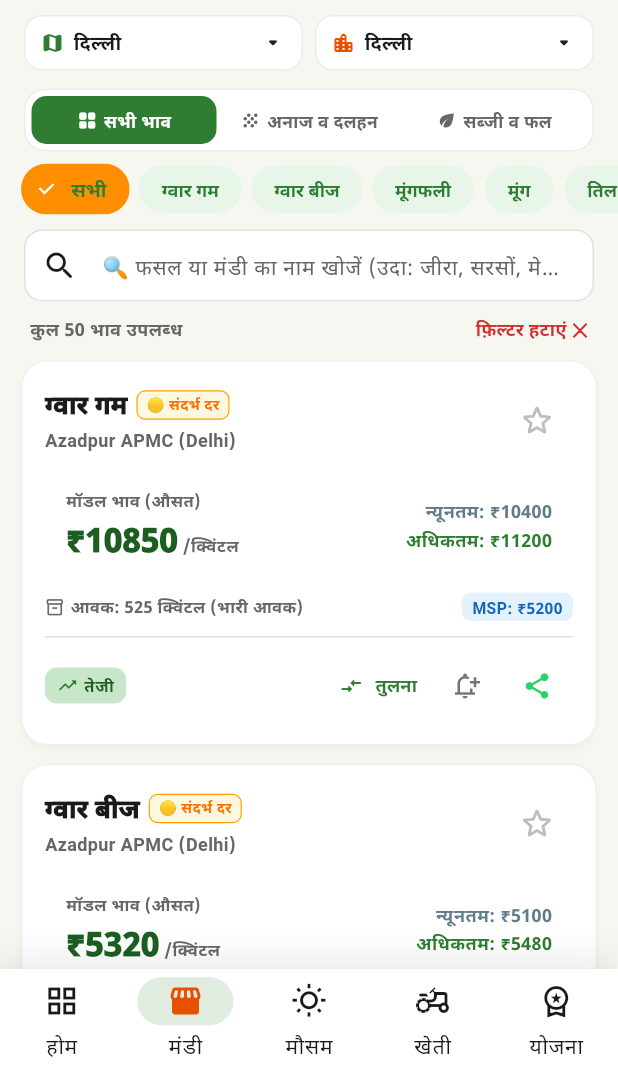
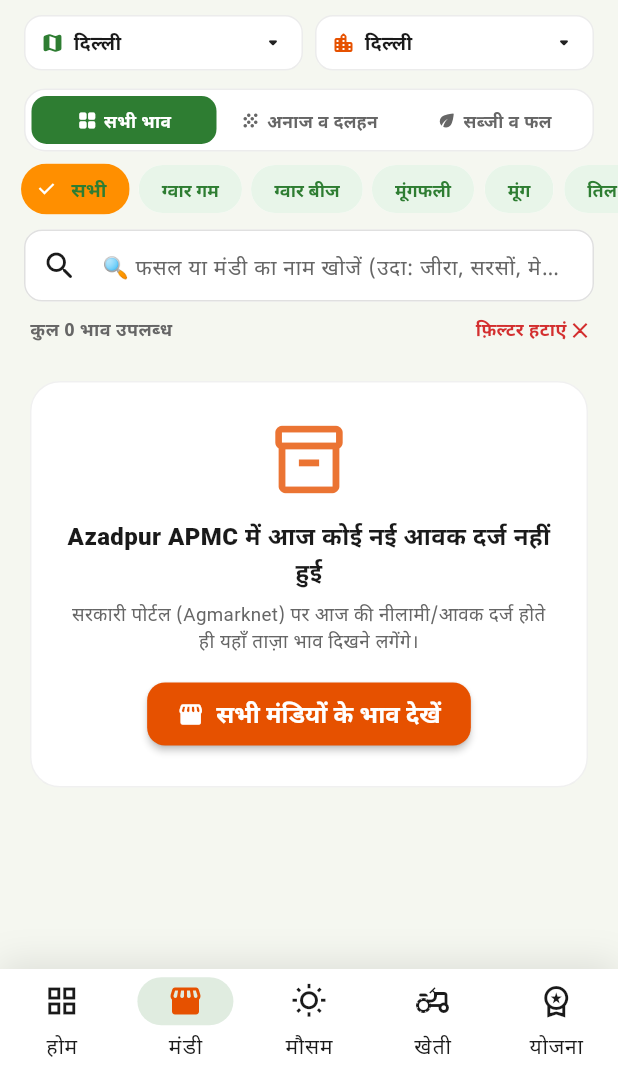
Before and after one commit to ushamdsu-lab/kisanmandibhav, a Flutter app: the screen it shows after launch, item 2 of the bottom bar chosen, on a phone screen of 412 x 824 dp, the part 168-1236 px from its top. Run offline on Flutter 3.47's test engine with Material 3 defaults, Android fonts, the phone set to English and light mode, and no system bars; drawn by our look-alikes of flutter_animate; our stand-ins replace geolocator, go_router, google_fonts, google_mobile_ads, shared_preferences, shimmer and 1 more; missing offline and left inert: dart:html, dart:ui_web; network calls fail.

Commit message:
fix: ensure 100% genuine government API mandi rates without synthetic crop injection

```diff
--- a/lib/providers/mandi_provider.dart
+++ b/lib/providers/mandi_provider.dart
@@ -160,46 +160,31 @@ class MandiProvider extends ChangeNotifier {
         limit: 5000,
       );
 
-      final targetDistrict = _selectedDistrict.isNotEmpty
-          ? MandiDirectory.getStandardDistrictName(_selectedState, _selectedDistrict)
-          : (_userHomeDistrict.isNotEmpty
-              ? MandiDirectory.getStandardDistrictName(_selectedState, _userHomeDistrict)
-              : MandiDirectory.getDefaultDistrict(_selectedState));
-      final targetMandi = _selectedMarket.isNotEmpty
-          ? _selectedMarket
-          : _findFirstMandiForDistrict(targetDistrict);
-
-      final stapleRates = _generateComprehensiveCropList(targetMandi, targetDistrict, isLive: false);
-
-      final Set<String> existingCommodityKeys = liveRates.map((r) => r.commodity.toLowerCase()).toSet();
-      final List<MandiRate> combined = List.from(liveRates);
-
-      for (final staple in stapleRates) {
-        if (!existingCommodityKeys.contains(staple.commodity.toLowerCase())) {
-          combined.add(staple);
+      if (liveRates.isNotEmpty) {
+        _allStateRates = liveRates;
+        _isOffline = false;
+        StorageService.saveCachedMandiRates(_selectedState, liveRates);
+      } else {
+        final cached = StorageService.getCachedMandiRates(_selectedState);
+        if (cached.isNotEmpty) {
+          _allStateRates = cached;
+          _isOffline = true;
+        } else {
+          _allStateRates = [];
+          _isOffline = false;
         }
       }
-
-      _allStateRates = combined;
-      _isOffline = false;
-
-      // Save valid live rates to cache
-      if (liveRates.isNotEmpty) {
-        StorageService.saveCachedMandiRates(_selectedState, liveRates);
-      }
     } catch (e) {
-      // Offline fallback: load from cached rates first
+      // Offline fallback: load from cached rates if available
       final cached = StorageService.getCachedMandiRates(_selectedState);
       if (cached.isNotEmpty) {
         _allStateRates = cached;
         _isOffline = true;
       } else {
-        final targetDistrict = _selectedDistrict.isNotEmpty ? _selectedDistrict : _selectedState;
-        final targetMandi = _selectedMarket.isNotEmpty ? _selectedMarket : '$targetDistrict APMC';
-        _allStateRates = _generateComprehensiveCropList(targetMandi, targetDistrict, isLive: false);
+        _allStateRates = [];
         _isOffline = true;
       }
-      _error = ''; // Don't block screen, show fallback with offline indicator
+      _error = '';
     } finally {
       _isLoading = false;
       _recomputeDisplayRates();
@@ -212,68 +197,23 @@ class MandiProvider extends ChangeNotifier {
 
     if (_selectedMarket.isNotEmpty) {
       final m = _cleanMarketName(_selectedMarket).toLowerCase();
-      final liveMatching = _allStateRates.where((r) {
+      result = _allStateRates.where((r) {
         final rMarket = _cleanMarketName(r.market).toLowerCase();
         return rMarket.contains(m) || m.contains(rMarket);
       }).toList();
-
-      final district = _findDistrictForMarket(_selectedMarket);
-      final distName = district.isNotEmpty
-          ? district
-          : (_selectedDistrict.isNotEmpty ? _selectedDistrict : _selectedState);
-
-      final completeMandiCrops = _generateComprehensiveCropList(_selectedMarket, distName, isLive: false);
-      final Set<String> liveHindiNames = liveMatching.map((r) => CommodityHelper.getHindiName(r.commodity)).toSet();
-
-      final List<MandiRate> combined = List.from(liveMatching);
-      for (final crop in completeMandiCrops) {
-        final cropHindi = CommodityHelper.getHindiName(crop.commodity);
-        if (!liveHindiNames.contains(cropHindi)) {
-          combined.add(crop);
-        }
-      }
-      result = combined;
     } else if (_selectedDistrict.isNotEmpty) {
       final stdDistrict = MandiDirectory.getStandardDistrictName(_selectedState, _selectedDistrict);
       final distName = stdDistrict.isNotEmpty ? stdDistrict : _selectedDistrict;
       final d = distName.toLowerCase();
-      final primaryMandi = _findFirstMandiForDistrict(distName);
 
-      final liveDistrictRates = _allStateRates.where((r) =>
+      result = _allStateRates.where((r) =>
         r.district.toLowerCase().contains(d) ||
         d.contains(r.district.toLowerCase()) ||
         r.market.toLowerCase().contains(d) ||
         d.contains(r.market.toLowerCase())
       ).toList();
-
-      final completeDistrictCrops = _generateComprehensiveCropList(primaryMandi, distName, isLive: false);
-      final Set<String> liveHindiNames = liveDistrictRates.map((r) => CommodityHelper.getHindiName(r.commodity)).toSet();
-
-      final List<MandiRate> combined = List.from(liveDistrictRates);
-      for (final crop in completeDistrictCrops) {
-        final cropHindi = CommodityHelper.getHindiName(crop.commodity);
-        if (!liveHindiNames.contains(cropHindi)) {
-          combined.add(crop);
-        }
-      }
-      result = combined;
     } else {
-      final primaryDistrict = _userHomeDistrict.isNotEmpty
-          ? MandiDirectory.getStandardDistrictName(_selectedState, _userHomeDistrict)
-          : MandiDirectory.getDefaultDistrict(_selectedState);
-      final primaryMandi = _findFirstMandiForDistrict(primaryDistrict);
-
-      final completeStateCrops = _generateComprehensiveCropList(primaryMandi, primaryDistrict, isLive: false);
-      final Set<String> liveHindiNames = _allStateRates.map((r) => CommodityHelper.getHindiName(r.commodity)).toSet();
-
-      final List<MandiRate> combined = List.from(_allStateRates);
-      for (final crop in completeStateCrops) {
-        final cropHindi = CommodityHelper.getHindiName(crop.commodity);
-        if (!liveHindiNames.contains(cropHindi)) {
-          combined.add(crop);
-        }
-      }
-      result = combined;
+      result = List.from(_allStateRates);
     }
 
     // Filter by Category
@@ -652,78 +592,4 @@ class MandiProvider extends ChangeNotifier {
     }
     return '';
   }
-
-  String _findFirstMandiForDistrict(String district) {
-    final mandis = MandiDirectory.getMandisForDistrict(_selectedState, district);
-    if (mandis.isNotEmpty) return mandis.first;
-    return '$district Mandi';
-  }
-
-  List<MandiRate> _generateComprehensiveCropList(String market, String district, {bool isLive = false}) {
-    final now = DateTime.now();
-    final dateStr = '${now.day.toString().padLeft(2, '0')}/${now.month.toString().padLeft(2, '0')}/${now.year}';
-    final dist = district.isNotEmpty ? district : _selectedState;
-
-    return [
-      // 1. Guar & Derivatives
-      MandiRate(state: _selectedState, district: dist, market: market, commodity: 'guar gum', variety: 'Export Quality', grade: 'FAQ', minPrice: 10400, maxPrice: 11200, modalPrice: 10850, arrivalDate: dateStr, isLive: isLive),
-      MandiRate(state: _selectedState, district: dist, market: market, commodity: 'guar seed(cluster beans seed)', variety: 'Guar 90 / Desi', grade: 'FAQ', minPrice: 5100, maxPrice: 5480, modalPrice: 5320, arrivalDate: dateStr, isLive: isLive),
-      MandiRate(state: _selectedState, district: dist, market: market, commodity: 'guar churi', variety: 'Refined 40%', grade: 'FAQ', minPrice: 3200, maxPrice: 3550, modalPrice: 3400, arrivalDate: dateStr, isLive: isLive),
-      MandiRate(state: _selectedState, district: dist, market: market, commodity: 'guar korma', variety: 'Roasted 55%', grade: 'FAQ', minPrice: 3900, maxPrice: 4300, modalPrice: 4150, arrivalDate: dateStr, isLive: isLive),
-
-      // 2. Oilseeds & Pulses
-      MandiRate(state: _selectedState, district: dist, market: market, commodity: 'taramira', variety: 'Desi Taramira', grade: 'FAQ', minPrice: 4900, maxPrice: 5350, modalPrice: 5120, arrivalDate: dateStr, isLive: isLive),
-      MandiRate(state: _selectedState, district: dist, market: market, commodity: 'Green Gram(Moong)(Whole)', variety: 'Desi Shiny/Medium', grade: 'FAQ', minPrice: 7400, maxPrice: 8650, modalPrice: 8100, arrivalDate: dateStr, isLive: isLive),
-      MandiRate(state: _selectedState, district: dist, market: market, commodity: 'Moth Dal', variety: 'Bikaneri Moth', grade: 'FAQ', minPrice: 5600, maxPrice: 6500, modalPrice: 6150, arrivalDate: dateStr, isLive: isLive),
-      MandiRate(state: _selectedState, district: dist, market: market, commodity: 'Groundnut', variety: 'Bold / G-20', grade: 'FAQ', minPrice: 5850, maxPrice: 6950, modalPrice: 6450, arrivalDate: dateStr, isLive: isLive),
-      MandiRate(state: _selectedState, district: dist, market: market, commodity: 'Sesamum(Sesame,Gingelly,Til)', variety: 'White Bikaneri / Black', grade: 'FAQ', minPrice: 11800, maxPrice: 14500, modalPrice: 13200, arrivalDate: dateStr, isLive: isLive),
-      MandiRate(state: _selectedState, district: dist, market: market, commodity: 'Mustard', variety: 'Raida 42% Oil', grade: 'FAQ', minPrice: 5400, maxPrice: 6050, modalPrice: 5750, arrivalDate: dateStr, isLive: isLive),
-      MandiRate(state: _selectedState, district: dist, market: market, commodity: 'bengal gram(gram)(whole)', variety: 'Desi Chana (FAQ)', grade: 'FAQ', minPrice: 6200, maxPrice: 6850, modalPrice: 6550, arrivalDate: dateStr, isLive: isLive),
-      MandiRate(state: _selectedState, district: dist, market: market, commodity: 'kabuli chana', variety: 'Dollar / White Bold', grade: 'FAQ', minPrice: 11000, maxPrice: 13800, modalPrice: 12400, arrivalDate: dateStr, isLive: isLive),
-      MandiRate(state: _selectedState, district: dist, market: market, commodity: 'black gram(urd beans)(whole)', variety: 'Desi Urad', grade: 'FAQ', minPrice: 7100, maxPrice: 8400, modalPrice: 7800, arrivalDate: dateStr, isLive: isLive),
-      MandiRate(state: _selectedState, district: dist, market: market, commodity: 'soyabean', variety: 'Yellow (JS-9560)', grade: 'FAQ', minPrice: 4300, maxPrice: 4900, modalPrice: 4650, arrivalDate: dateStr, isLive: isLive),
-      MandiRate(state: _selectedState, district: dist, market: market, commodity: 'castor seed', variety: 'Divela / Arandi', grade: 'FAQ', minPrice: 5800, maxPrice: 6400, modalPrice: 6150, arrivalDate: dateStr, isLive: isLive),
-      MandiRate(state: _selectedState, district: dist, market: market, commodity: 'linseed', variety: 'Alsi Brown', grade: 'FAQ', minPrice: 5200, maxPrice: 5800, modalPrice: 5550, arrivalDate: dateStr, isLive: isLive),
-      MandiRate(state: _selectedState, district: dist, market: market, commodity: 'cotton', variety: 'Narma / Medium Staple', grade: 'FAQ', minPrice: 7100, maxPrice: 7950, modalPrice: 7550, arrivalDate: dateStr, isLive: isLive),
-
-      // 3. Spices
-      MandiRate(state: _selectedState, district: dist, market: market, commodity: 'cummin seed(jeera)', variety: 'Jeera Machine Clean', grade: 'FAQ', minPrice: 24000, maxPrice: 29500, modalPrice: 26800, arrivalDate: dateStr, isLive: isLive),
-      MandiRate(state: _selectedState, district: dist, market: market, commodity: 'isabgul(psyllium)', variety: 'Export 99% / FAQ', grade: 'FAQ', minPrice: 12500, maxPrice: 16800, modalPrice: 14600, arrivalDate: dateStr, isLive: isLive),
-      MandiRate(state: _selectedState, district: dist, market: market, commodity: 'isabgol bhusi', variety: 'Pure White 99%', grade: 'FAQ', minPrice: 22000, maxPrice: 27000, modalPrice: 24500, arrivalDate: dateStr, isLive: isLive),
-      MandiRate(state: _selectedState, district: dist, market: market, commodity: 'soanf', variety: 'Abu Road / Extra Green', grade: 'FAQ', minPrice: 9000, maxPrice: 14500, modalPrice: 11800, arrivalDate: dateStr, isLive: isLive),
-      MandiRate(state: _selectedState, district: dist, market: market, commodity: 'ajwain', variety: 'Desi Green', grade: 'FAQ', minPrice: 12000, maxPrice: 16500, modalPrice: 14200, arrivalDate: dateStr, isLive: isLive),
-      MandiRate(state: _selectedState, district: dist, market: market, commodity: 'kalonji', variety: 'Machine Clean Black', grade: 'FAQ', minPrice: 15000, maxPrice: 19500, modalPrice: 17200, arrivalDate: dateStr, isLive: isLive),
-      MandiRate(state: _selectedState, district: dist, market: market, commodity: 'suva', variety: 'Green Sowa', grade: 'FAQ', minPrice: 7500, maxPrice: 9800, modalPrice: 8700, arrivalDate: dateStr, isLive: isLive),
-      MandiRate(state: _selectedState, district: dist, market: market, commodity: 'corriander seed', variety: 'Badami / Eagle', grade: 'FAQ', minPrice: 6800, maxPrice: 8200, modalPrice: 7500, arrivalDate: dateStr, isLive: isLive),
-      MandiRate(state: _selectedState, district: dist, market: market, commodity: 'dhaniya dal', variety: 'Eagle Clean', grade: 'FAQ', minPrice: 8500, maxPrice: 10500, modalPrice: 9500, arrivalDate: dateStr, isLive: isLive),
-      MandiRate(state: _selectedState, district: dist, market: market, commodity: 'methi seeds', variety: 'Baran / Kota Desi', grade: 'FAQ', minPrice: 5400, maxPrice: 6300, modalPrice: 5850, arrivalDate: dateStr, isLive: isLive),
-      MandiRate(state: _selectedState, district: dist, market: market, commodity: 'kasuri methi', variety: 'Nagauri Kasuri', grade: 'FAQ', minPrice: 14000, maxPrice: 21000, modalPrice: 17500, arrivalDate: dateStr, isLive: isLive),
-      MandiRate(state: _selectedState, district: dist, market: market, commodity: 'chilli red', variety: 'Mathania / Teja', grade: 'FAQ', minPrice: 16000, maxPrice: 22500, modalPrice: 19200, arrivalDate: dateStr, isLive: isLive),
-      MandiRate(state: _selectedState, district: dist, market: market, commodity: 'turmeric', variety: 'Finger / Nizamabad', grade: 'FAQ', minPrice: 13000, maxPrice: 17500, modalPrice: 15200, arrivalDate: dateStr, isLive: isLive),
-
-      // 4. Food Grains
-      MandiRate(state: _selectedState, district: dist, market: market, commodity: 'Wheat', variety: 'Mill Quality / Sharbati', grade: 'FAQ', minPrice: 2450, maxPrice: 2880, modalPrice: 2650, arrivalDate: dateStr, isLive: isLive),
-      MandiRate(state: _selectedState, district: dist, market: market, commodity: 'barley(jau)', variety: 'Desi Jau', grade: 'FAQ', minPrice: 1950, maxPrice: 2250, modalPrice: 2120, arrivalDate: dateStr, isLive: isLive),
-      MandiRate(state: _selectedState, district: dist, market: market, commodity: 'bajra(pearl millet/cumbu)', variety: 'Desi Hybrid', grade: 'FAQ', minPrice: 2150, maxPrice: 2420, modalPrice: 2280, arrivalDate: dateStr, isLive: isLive),
-      MandiRate(state: _selectedState, district: dist, market: market, commodity: 'maize', variety: 'Yellow / White', grade: 'FAQ', minPrice: 2100, maxPrice: 2450, modalPrice: 2300, arrivalDate: dateStr, isLive: isLive),
-      MandiRate(state: _selectedState, district: dist, market: market, commodity: 'jowar(sorghum)', variety: 'White Desi', grade: 'FAQ', minPrice: 2700, maxPrice: 3400, modalPrice: 3100, arrivalDate: dateStr, isLive: isLive),
-      MandiRate(state: _selectedState, district: dist, market: market, commodity: 'paddy(basmati)', variety: '1121 / 1509', grade: 'FAQ', minPrice: 3600, maxPrice: 4400, modalPrice: 4050, arrivalDate: dateStr, isLive: isLive),
-      MandiRate(state: _selectedState, district: dist, market: market, commodity: 'paddy(common)', variety: 'PR-126 / PB-1', grade: 'FAQ', minPrice: 2200, maxPrice: 2350, modalPrice: 2300, arrivalDate: dateStr, isLive: isLive),
-      MandiRate(state: _selectedState, district: dist, market: market, commodity: 'garlic', variety: 'G-2 / Ooty / Desi', grade: 'FAQ', minPrice: 8500, maxPrice: 16000, modalPrice: 12500, arrivalDate: dateStr, isLive: isLive),
-      MandiRate(state: _selectedState, district: dist, market: market, commodity: 'onion', variety: 'Red Nasik / Sikar Red', grade: 'FAQ', minPrice: 1600, maxPrice: 2500, modalPrice: 2050, arrivalDate: dateStr, isLive: isLive),
-      MandiRate(state: _selectedState, district: dist, market: market, commodity: 'potato', variety: 'Chipsona / Jyoti', grade: 'FAQ', minPrice: 1350, maxPrice: 1850, modalPrice: 1600, arrivalDate: dateStr, isLive: isLive),
-
-      // 5. Vegetables
-      MandiRate(state: _selectedState, district: dist, market: market, commodity: 'tomato', variety: 'Hybrid Round', grade: 'FAQ', minPrice: 1400, maxPrice: 2200, modalPrice: 1800, arrivalDate: dateStr, isLive: isLive),
-      MandiRate(state: _selectedState, district: dist, market: market, commodity: 'green chilli', variety: 'Teja / Desi', grade: 'FAQ', minPrice: 2800, maxPrice: 3800, modalPrice: 3300, arrivalDate: dateStr, isLive: isLive),
-      MandiRate(state: _selectedState, district: dist, market: market, commodity: 'bhindi(ladies finger)', variety: 'Desi Tender', grade: 'FAQ', minPrice: 2000, maxPrice: 2700, modalPrice: 2350, arrivalDate: dateStr, isLive: isLive),
-      MandiRate(state: _selectedState, district: dist, market: market, commodity: 'brinjal', variety: 'Round Black / Green', grade: 'FAQ', minPrice: 1200, maxPrice: 1800, modalPrice: 1500, arrivalDate: dateStr, isLive: isLive),
-      MandiRate(state: _selectedState, district: dist, market: market, commodity: 'cabbage', variety: 'Green Solid', grade: 'FAQ', minPrice: 1100, maxPrice: 1600, modalPrice: 1350, arrivalDate: dateStr, isLive: isLive),
-      MandiRate(state: _selectedState, district: dist, market: market, commodity: 'cauliflower', variety: 'Snow White', grade: 'FAQ', minPrice: 1800, maxPrice: 2800, modalPrice: 2300, arrivalDate: dateStr, isLive: isLive),
-      MandiRate(state: _selectedState, district: dist, market: market, commodity: 'bottle gourd', variety: 'Long Tender', grade: 'FAQ', minPrice: 1000, maxPrice: 1500, modalPrice: 1250, arrivalDate: dateStr, isLive: isLive),
-      MandiRate(state: _selectedState, district: dist, market: market, commodity: 'bitter gourd', variety: 'Dark Green', grade: 'FAQ', minPrice: 2200, maxPrice: 3200, modalPrice: 2700, arrivalDate: dateStr, isLive: isLive),
-      MandiRate(state: _selectedState, district: dist, market: market, commodity: 'cucumbar(kheera)', variety: 'Desi Kheera', grade: 'FAQ', minPrice: 1400, maxPrice: 2000, modalPrice: 1700, arrivalDate: dateStr, isLive: isLive),
-      MandiRate(state: _selectedState, district: dist, market: market, commodity: 'ginger(green)', variety: 'Mahim Fresh', grade: 'FAQ', minPrice: 4500, maxPrice: 6500, modalPrice: 5600, arrivalDate: dateStr, isLive: isLive),
-    ];
-  }
 }
--- a/lib/screens/mandi/mandi_screen.dart
+++ b/lib/screens/mandi/mandi_screen.dart
@@ -383,24 +383,50 @@ class _MandiScreenState extends State<MandiScreen> with SingleTickerProviderStat
                   )
                 else if (provider.rates.isEmpty)
                   SliverToBoxAdapter(
-                    child: Padding(
-                      padding: const EdgeInsets.all(32),
-                      child: Center(
+                    child: Container(
+                      margin: const EdgeInsets.all(20),
+                      padding: const EdgeInsets.all(24),
+                      decoration: BoxDecoration(
+                        color: Theme.of(context).cardTheme.color,
+                        borderRadius: BorderRadius.circular(20),
+                        border: Border.all(color: Colors.grey.withValues(alpha: 0.15)),
+                      ),
                       child: Column(
+                        mainAxisAlignment: MainAxisAlignment.center,
                         children: [
-                            const Icon(Icons.search_off_rounded, size: 48, color: Colors.grey),
+                          Icon(Icons.inventory_2_outlined, size: 54, color: AppColors.mandiAccent.withValues(alpha: 0.8)),
+                          const SizedBox(height: 12),
+                          Text(
+                            provider.selectedMarket.isNotEmpty
+                                ? '${provider.selectedMarket} में आज कोई नई आवक दर्ज नहीं हुई'
+                                : (provider.selectedDistrict.isNotEmpty
+                                    ? '${provider.selectedDistrict} जिले में आज कोई आवक दर्ज नहीं हुई'
+                                    : 'आज कोई मंडी भाव दर्ज नहीं हुआ'),
+                            textAlign: TextAlign.center,
+                            style: const TextStyle(fontWeight: FontWeight.w800, fontSize: 16),
+                          ),
                           const SizedBox(height: 8),
-                            const Text('कोई मंडी भाव नहीं मिला', style: TextStyle(fontWeight: FontWeight.w800, fontSize: 16)),
-                            const SizedBox(height: 4),
-                            TextButton(
+                          const Text(
+                            'सरकारी पोर्टल (Agmarknet) पर आज की नीलामी/आवक दर्ज होते ही यहाँ ताज़ा भाव दिखने लगेंगे।',
+                            textAlign: TextAlign.center,
+                            style: TextStyle(fontSize: 12.5, color: AppColors.textSecondary),
+                          ),
+                          const SizedBox(height: 16),
+                          ElevatedButton.icon(
+                            style: ElevatedButton.styleFrom(
+                              backgroundColor: AppColors.mandiAccent,
+                              foregroundColor: Colors.white,
+                              shape: RoundedRectangleBorder(borderRadius: BorderRadius.circular(12)),
+                              padding: const EdgeInsets.symmetric(horizontal: 20, vertical: 10),
+                            ),
+                            icon: const Icon(Icons.storefront_rounded, size: 18),
+                            label: const Text('सभी मंडियों के भाव देखें', style: TextStyle(fontWeight: FontWeight.w700)),
                             onPressed: () {
                               _searchController.clear();
                               provider.clearFilters();
                             },
-                              child: const Text('सभी फ़िल्टर साफ़ करें'),
                           ),
                         ],
-                        ),
                       ),
                     ),
                   )
```
Lines whose indentation alone changed are shown as unchanged.
